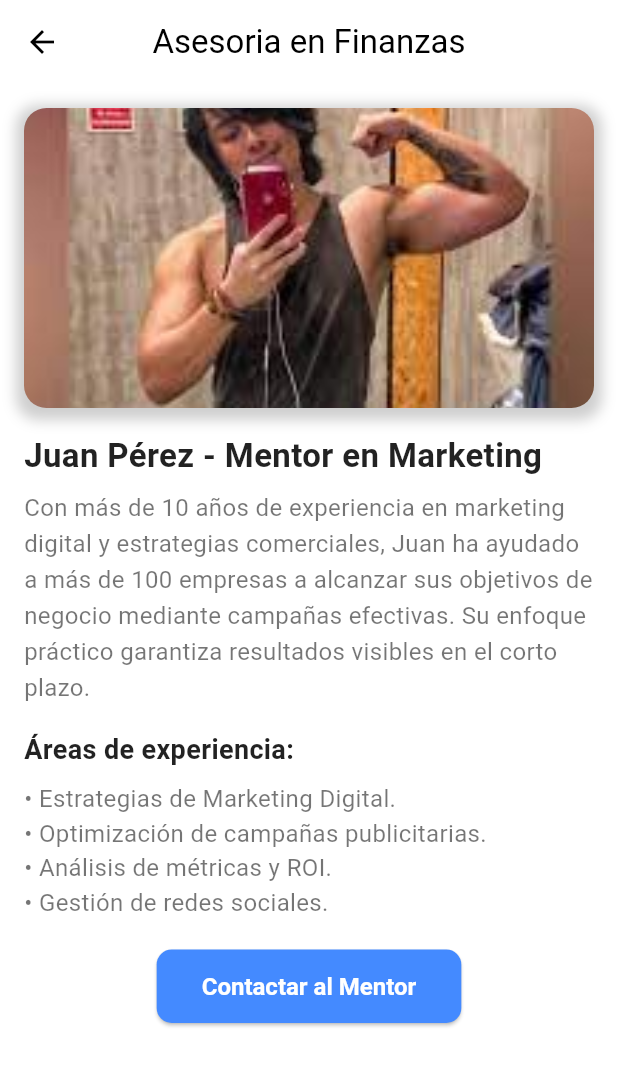
After one commit to frafranklin/RobertoMacetas_Final, a Flutter app: the AsesoriaFinanzas screen opened by its route, on a phone screen of 412 x 824 dp. The commit adds this screen. Shown: the top 1066 px of the screen. Run offline on Flutter 3.47's test engine with Material 3 defaults, Android fonts, the phone set to English and light mode, and no system bars.

Commit message:
Ahi le pusimos a los 3 botones su respectivo Asesoria Falta 1

```diff
--- /dev/null
+++ b/lib/pages/AsesoriaFinanzas.dart
@@ -0,0 +1,131 @@
+import 'package:flutter/material.dart';
+
+class AsesoriaFinanzas extends StatelessWidget {
+  const AsesoriaFinanzas({super.key});
+
+  @override
+  Widget build(BuildContext context) {
+    return Scaffold(
+      appBar: AppBar(
+        title: const Text('Asesoria en Finanzas'),
+        centerTitle: true,
+      ),
+      body: Padding(
+        padding: const EdgeInsets.all(16.0),
+        child: Column(
+          crossAxisAlignment: CrossAxisAlignment.start,
+          children: [
+            // Imagen del mentor
+            Container(
+              decoration: BoxDecoration(
+                borderRadius: BorderRadius.circular(15),
+                boxShadow: [
+                  BoxShadow(
+                    color: Colors.grey.withOpacity(0.5),
+                    spreadRadius: 5,
+                    blurRadius: 7,
+                    offset: Offset(0, 3),
+                  ),
+                ],
+              ),
+              child: ClipRRect(
+                borderRadius: BorderRadius.circular(15),
+                child: Image.asset(
+                  'assets/mentor_marketing.jpg', // Cambia por tu imagen
+                  fit: BoxFit.cover,
+                  width: double.infinity,
+                  height: 200,
+                ),
+              ),
+            ),
+            const SizedBox(height: 16),
+            // Título y descripción
+            const Text(
+              "Juan Pérez - Mentor en Marketing",
+              style: TextStyle(
+                fontSize: 22,
+                fontWeight: FontWeight.bold,
+                color: Colors.black87,
+              ),
+            ),
+            const SizedBox(height: 8),
+            const Text(
+              "Con más de 10 años de experiencia en marketing digital y estrategias comerciales, Juan ha ayudado a más de 100 empresas a alcanzar sus objetivos de negocio mediante campañas efectivas. Su enfoque práctico garantiza resultados visibles en el corto plazo.",
+              style: TextStyle(
+                fontSize: 16,
+                color: Colors.black54,
+                height: 1.5,
+              ),
+            ),
+            const SizedBox(height: 16),
+            // Información adicional
+            const Text(
+              "Áreas de experiencia:",
+              style: TextStyle(
+                fontSize: 18,
+                fontWeight: FontWeight.bold,
+                color: Colors.black87,
+              ),
+            ),
+            const SizedBox(height: 8),
+            const BulletPoint(text: "Estrategias de Marketing Digital."),
+            const BulletPoint(text: "Optimización de campañas publicitarias."),
+            const BulletPoint(text: "Análisis de métricas y ROI."),
+            const BulletPoint(text: "Gestión de redes sociales."),
+            const SizedBox(height: 20),
+            // Botón para más información
+            Center(
+              child: ElevatedButton(
+                onPressed: () {
+                  // Acción del botón (puede ser navegación)
+                  ScaffoldMessenger.of(context).showSnackBar(
+                    const SnackBar(
+                      content: Text("Más información próximamente."),
+                    ),
+                  );
+                },
+                style: ElevatedButton.styleFrom(
+                  backgroundColor: Colors.blueAccent,
+                  padding: const EdgeInsets.symmetric(
+                    horizontal: 30,
+                    vertical: 15,
+                  ),
+                  shape: RoundedRectangleBorder(
+                    borderRadius: BorderRadius.circular(10),
+                  ),
+                ),
+                child: const Text(
+                  "Contactar al Mentor",
+                  style: TextStyle(fontSize: 16, fontWeight: FontWeight.bold),
+                ),
+              ),
+            ),
+          ],
+        ),
+      ),
+    );
+  }
+}
+
+// Widget para puntos de lista
+class BulletPoint extends StatelessWidget {
+  final String text;
+
+  const BulletPoint({required this.text});
+
+  @override
+  Widget build(BuildContext context) {
+    return Row(
+      crossAxisAlignment: CrossAxisAlignment.start,
+      children: [
+        const Text("• ", style: TextStyle(fontSize: 16, color: Colors.black54)),
+        Expanded(
+          child: Text(
+            text,
+            style: const TextStyle(fontSize: 16, color: Colors.black54),
+          ),
+        ),
+      ],
+    );
+  }
+}
--- a/lib/pages/main_screen.dart
+++ b/lib/pages/main_screen.dart
@@ -26,12 +26,12 @@ class MainScreen extends StatelessWidget {
               ),
             ),
             const SizedBox(height: 40), // Separación del título y los botones
-            // Botón 1: Gestión de Nómina y Beneficios
+            // Botón 1: Asesoria en Marketing
             SizedBox(
               width: 250,
               child: ElevatedButton(
                 onPressed: () {
-                  Navigator.pushNamed(context, '/capacitacionTecnica');
+                  Navigator.pushNamed(context, '/marketingasesoria');
                 },
                 style: ElevatedButton.styleFrom(
                   backgroundColor: Colors.blue,
@@ -39,7 +39,7 @@ class MainScreen extends StatelessWidget {
                   padding: const EdgeInsets.symmetric(vertical: 15),
                   textStyle: const TextStyle(fontSize: 16),
                 ),
-                child: const Text('Gestión de Nómina y Beneficios'),
+                child: const Text('Asesoria en Marketing'),
               ),
             ),
             const SizedBox(height: 20),
@@ -48,7 +48,7 @@ class MainScreen extends StatelessWidget {
               width: 250,
               child: ElevatedButton(
                 onPressed: () {
-                  Navigator.pushNamed(context, '/capacitacionSeguridad');
+                  Navigator.pushNamed(context, '/asesoriafinanzas');
                 },
                 style: ElevatedButton.styleFrom(
                   backgroundColor: Colors.blue,
@@ -56,11 +56,11 @@ class MainScreen extends StatelessWidget {
                   padding: const EdgeInsets.symmetric(vertical: 15),
                   textStyle: const TextStyle(fontSize: 16),
                 ),
-                child: const Text('Auto-Servicio para Empleados'),
+                child: const Text('Asesoria en Finanzas'),
               ),
             ),
             const SizedBox(height: 20),
-            // Botón 3: Reclutamiento y Selección
+            // Botón 3: Asesoria en Ventas
             SizedBox(
               width: 250,
               child: ElevatedButton(
@@ -73,7 +73,7 @@ class MainScreen extends StatelessWidget {
                   padding: const EdgeInsets.symmetric(vertical: 15),
                   textStyle: const TextStyle(fontSize: 16),
                 ),
-                child: const Text('Reclutamiento y Selección'),
+                child: const Text('Asesoria en Ventas'),
               ),
             ),
           ],
--- a/lib/pages/GestiondeNominayBeneficios.dart
+++ b/lib/pages/pageMaeketing.dart
@@ -1,13 +1,13 @@
 import 'package:flutter/material.dart';
 
-class GestiondeNominayBeneficios extends StatelessWidget {
-  const GestiondeNominayBeneficios({super.key});
+class pageMaeketing extends StatelessWidget {
+  const pageMaeketing({super.key});
 
   @override
   Widget build(BuildContext context) {
     return Scaffold(
       appBar: AppBar(
-        title: const Text('Gestión de Nómina y Beneficios'),
+        title: const Text('Asesoria en Marketing'),
         centerTitle: true,
       ),
       body: Padding(
```
Also changed, not shown: lib/main.dart (+6 -6 lines), lib/pages/AsesorVentas.dart (added, +131 -0 lines), lib/pages/AutoServicioparaEmpleados.dart (deleted, +0 -104 lines), lib/pages/ReclutamientoySeleccion.dart (deleted, +0 -112 lines).
